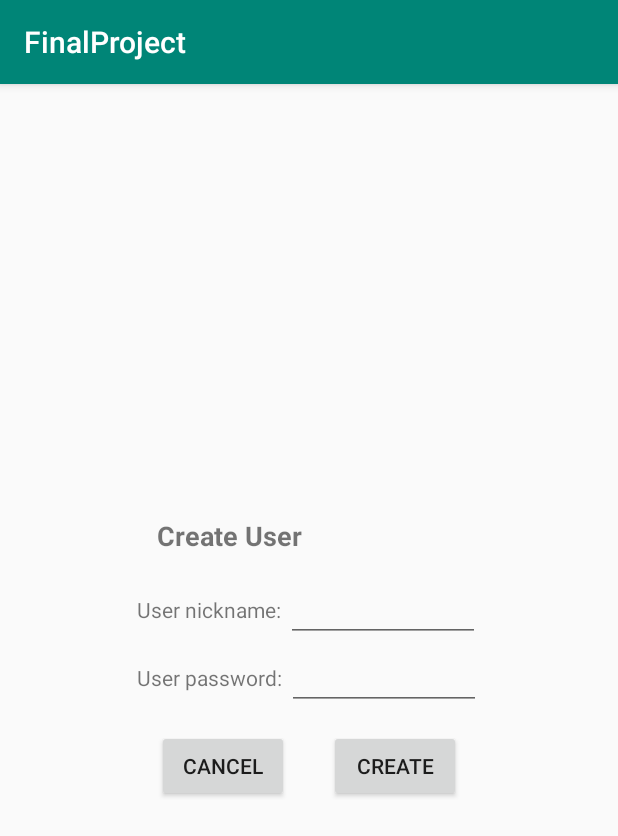
After one commit to RafaelNunyez/pmm, an Android app: the fragment newUser shown on its own in the app's theme, on a phone screen of 412 x 824 dp. The commit adds this screen. Shown: the top 836 px of the screen. Run offline under Robolectric (Android 15) with nearby library versions, the phone set to English and light mode, and no system bars.

Commit message:
Modificado DatabaseHelper y Login, añadido fragmento NewUser

```diff
--- a/FinalProject/app/build.gradle
+++ b/FinalProject/app/build.gradle
@@ -22,6 +22,7 @@ dependencies {
     implementation fileTree(dir: 'libs', include: ['*.jar'])
     implementation 'com.android.support:appcompat-v7:28.0.0'
     implementation 'com.android.support.constraint:constraint-layout:1.1.3'
+    implementation 'com.android.support:support-v4:28.0.0'
     testImplementation 'junit:junit:4.12'
     androidTestImplementation 'com.android.support.test:runner:1.0.2'
     androidTestImplementation 'com.android.support.test.espresso:espresso-core:3.0.2'
--- /dev/null
+++ b/FinalProject/app/src/main/java/com/example/rafael/finalproject/newUser.java
@@ -0,0 +1,99 @@
+package com.example.rafael.finalproject;
+
+import android.content.Context;
+import android.os.Build;
+import android.os.Bundle;
+import android.app.DialogFragment;
+import android.support.annotation.NonNull;
+import android.support.annotation.Nullable;
+import android.support.annotation.RequiresApi;
+import android.view.LayoutInflater;
+import android.view.View;
+import android.view.ViewGroup;
+import android.widget.Button;
+import android.widget.EditText;
+import android.widget.Toast;
+
+import java.util.ArrayList;
+
+public class newUser extends DialogFragment {
+    private EditText UserInput;
+    private EditText PasswordInput;
+    private Button CreateUser;
+    private Button CancelAction;
+    Boolean checker = true;
+
+    public interface OnInputListener{
+        void sendInput(ArrayList arrayList);
+    }
+    public OnInputListener onInputListener;
+
+    static newUser newInstance (){
+        newUser dialogFragmentNewUser = new newUser();
+        return dialogFragmentNewUser;
+    }
+
+    @Override
+    public void onCreate(@Nullable Bundle savedInstanceState) {
+        super.onCreate(savedInstanceState);
+
+    }
+
+    @Nullable
+    @Override
+    public View onCreateView(@NonNull LayoutInflater inflater, @Nullable ViewGroup container, @Nullable Bundle savedInstanceState) {
+        View view = inflater.inflate(R.layout.fragment_new_user, container, false);
+        CreateUser = view.findViewById(R.id.InsertNewUser);
+        CancelAction = view.findViewById(R.id.CancelAction);
+
+        UserInput = view.findViewById(R.id.FragmentUserInput);
+        PasswordInput = view.findViewById(R.id.FragmentPasswordInput);
+
+        CancelAction.setOnClickListener(new View.OnClickListener() {
+            @Override
+            public void onClick(View v) {
+                getDialog().dismiss();
+            }
+        });
+
+        CreateUser.setOnClickListener(new View.OnClickListener() {
+            @RequiresApi(api = Build.VERSION_CODES.M)
+            @Override
+            public void onClick(View v) {
+                String nickNameInput = UserInput.getText().toString();
+                String passwordInput = PasswordInput.getText().toString();
+
+                if(nickNameInput.equalsIgnoreCase("") || passwordInput.equalsIgnoreCase("")){
+                    Toast.makeText(getContext(), "You have to insert a nickname and a password", Toast.LENGTH_SHORT).show();
+                    UserInput.setText("");
+                    PasswordInput.setText("");
+                }
+
+                if(checker){
+                    ArrayList UserCreated = new ArrayList();
+                    UserCreated.add(UserInput.getText().toString());
+                    UserCreated.add(PasswordInput.getText().toString());
+                    onInputListener.sendInput(UserCreated);
+                    getDialog().dismiss();
+                }else{
+                    Toast.makeText(getContext(), "Error creating the user", Toast.LENGTH_SHORT).show();
+                }
+
+
+            }
+        });
+
+        return view;
+    }
+
+    @RequiresApi(api = Build.VERSION_CODES.M)
+    @Override
+    public void onAttach(Context context) {
+        super.onAttach(context);
+        try{
+            onInputListener = (OnInputListener) getActivity();
+        }catch(ClassCastException e){
+            Toast.makeText(getContext(), "Sending error", Toast.LENGTH_SHORT ).show();
+        }
+    }
+}
--- /dev/null
+++ b/FinalProject/app/src/main/res/layout/fragment_new_user.xml
@@ -0,0 +1,77 @@
+<?xml version="1.0" encoding="utf-8"?>
+<LinearLayout
+    xmlns:android="http://schemas.android.com/apk/res/android"
+    android:layout_width="match_parent"
+    android:orientation="vertical"
+    android:gravity="center"
+    android:layout_height="match_parent">
+
+    <LinearLayout
+        android:layout_margin="20px"
+        android:orientation="vertical"
+        android:layout_width="wrap_content"
+        android:layout_height="wrap_content">
+
+        <TextView
+            android:layout_margin="20px"
+            android:layout_width="wrap_content"
+            android:layout_height="wrap_content"
+            android:text="Create User"
+            android:textSize="18sp"
+            android:textStyle="bold" />
+
+        <LinearLayout
+
+            android:layout_width="wrap_content"
+            android:layout_height="wrap_content">
+
+            <TextView
+                android:text="User nickname: "
+                android:layout_width="wrap_content"
+                android:layout_height="wrap_content" />
+
+            <EditText
+                android:id="@+id/FragmentUserInput"
+                android:layout_width="129dp"
+                android:layout_height="wrap_content" />
+        </LinearLayout>
+        <LinearLayout
+
+            android:layout_width="wrap_content"
+            android:layout_height="wrap_content">
+
+            <TextView
+                android:text="User password: "
+                android:layout_width="wrap_content"
+                android:layout_height="wrap_content" />
+
+            <EditText
+                android:inputType="textPassword"
+                android:id="@+id/FragmentPasswordInput"
+                android:layout_width="129dp"
+                android:layout_height="wrap_content" />
+        </LinearLayout>
+
+        <LinearLayout
+            android:layout_width="wrap_content"
+            android:layout_height="wrap_content">
+
+            <Button
+                android:layout_margin="20px"
+                android:text="CANCEL"
+                android:id="@+id/CancelAction"
+                android:layout_width="wrap_content"
+                android:layout_height="wrap_content" />
+
+            <Button
+                android:layout_margin="20px"
+                android:text="CREATE"
+                android:id="@+id/InsertNewUser"
+                android:layout_width="wrap_content"
+                android:layout_height="wrap_content" />
+
+        </LinearLayout>
+
+    </LinearLayout>
+
+</LinearLayout>
--- a/FinalProject/app/src/main/res/values/strings.xml
+++ b/FinalProject/app/src/main/res/values/strings.xml
@@ -1,3 +1,6 @@
 <resources>
     <string name="app_name">FinalProject</string>
+
+    <!-- TODO: Remove or change this placeholder text -->
+    <string name="hello_blank_fragment">Hello blank fragment</string>
 </resources>
```
Also changed, not shown: FinalProject/app/src/main/java/com/example/rafael/finalproject/DatabaseHelper.java (+8 -48 lines), FinalProject/app/src/main/java/com/example/rafael/finalproject/Login.java (+40 -25 lines), FinalProject/app/src/main/java/com/example/rafael/finalproject/SQLSentences.java (+7 -10 lines).
